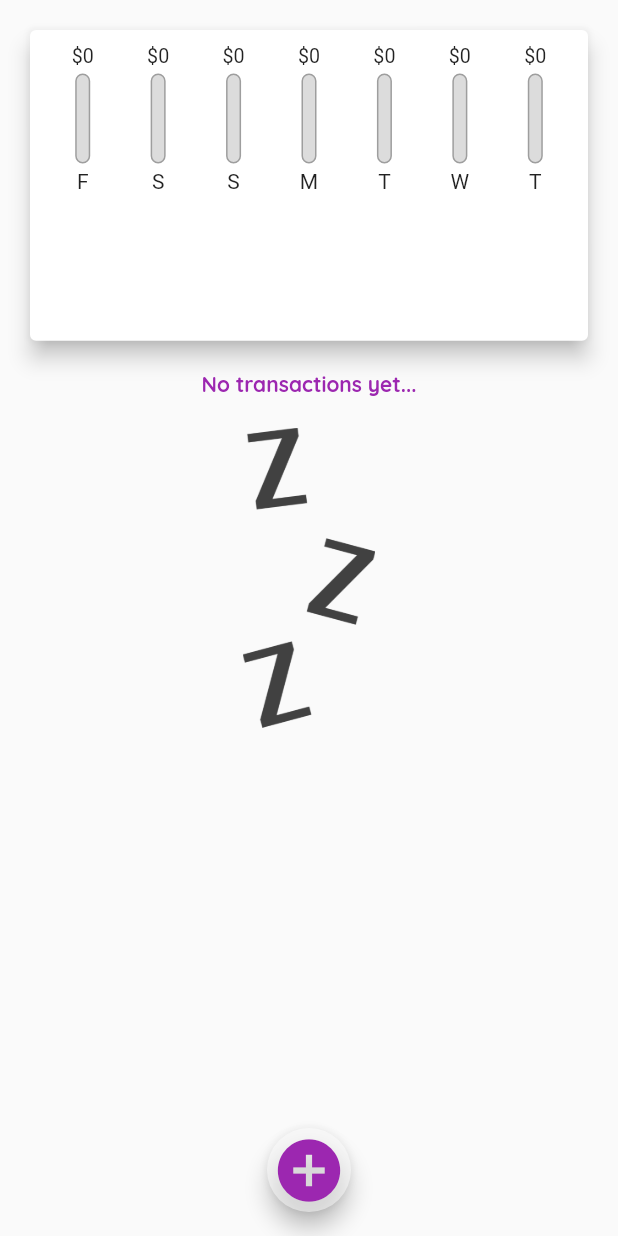
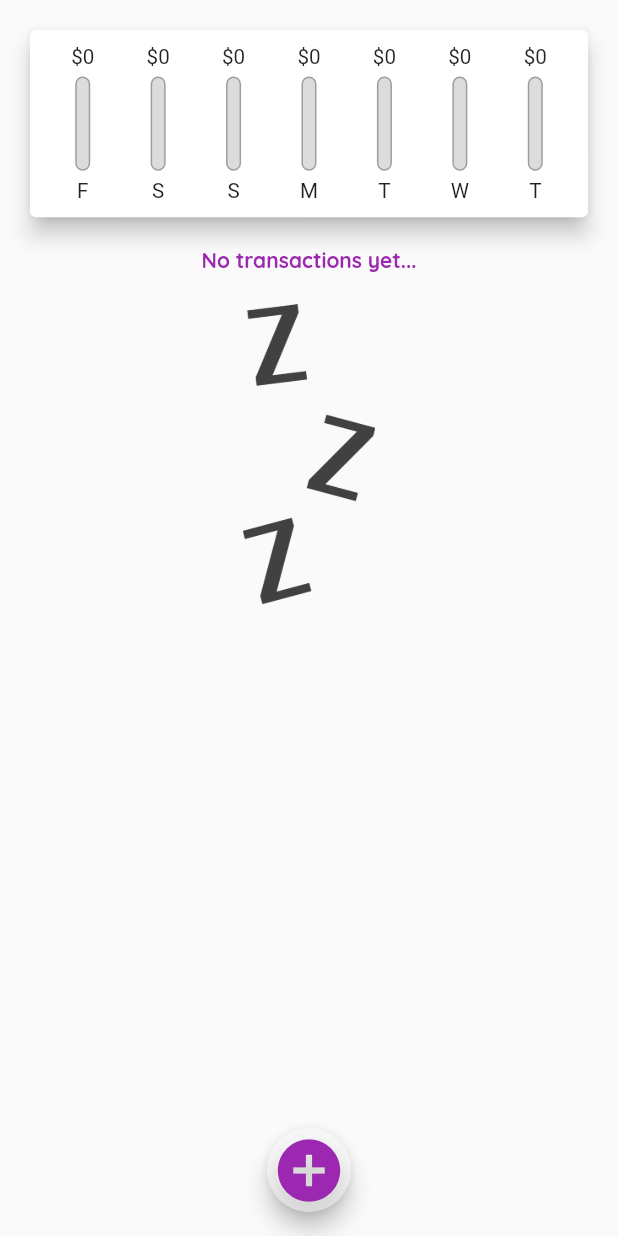
Before and after one commit to kopiHyper/expenses_tracker, a Flutter app: the screen it shows after launch, on a phone screen of 412 x 824 dp. Run offline on Flutter 3.47's test engine with Material 2 defaults, Android fonts, the phone set to English and light mode, and no system bars.

Commit message:
Added Responsiveness

```diff
--- a/lib/widgets/chart.dart
+++ b/lib/widgets/chart.dart
@@ -37,7 +37,7 @@ class Chart extends StatelessWidget {
   @override
   Widget build(BuildContext context) {
     return Container(
-      height: MediaQuery.of(context).size.height * 0.3,
+      height: MediaQuery.of(context).size.height * 0.2,
       child: Card(
         elevation: 6,
         margin: EdgeInsets.all(20),
--- a/lib/widgets/chart_bar.dart
+++ b/lib/widgets/chart_bar.dart
@@ -9,19 +9,21 @@ class ChartBar extends StatelessWidget {
 
   @override
   Widget build(BuildContext context) {
+    return LayoutBuilder(
+      builder: (ctx, constraints) {
         return Column(
           children: [
             Container(
-          height: 15,
+              height: constraints.maxHeight * 0.15,
               child: FittedBox(
                 child: Text('\$${spendingAmount.toStringAsFixed(0)}'),
               ),
             ),
             SizedBox(
-          height: 4,
+              height: constraints.maxHeight * 0.05,
             ),
             Container(
-          height: 60,
+              height: constraints.maxHeight * 0.6,
               width: 10,
               child: Stack(
                 children: [
@@ -48,10 +50,17 @@ class ChartBar extends StatelessWidget {
               ),
             ),
             SizedBox(
-          height: 4,
+              height: constraints.maxHeight * 0.05,
             ),
-        Text(label),
+            Container(
+              height: constraints.maxHeight * 0.15,
+              child: FittedBox(
+                child: Text(label),
+              ),
+            ),
           ],
+        );
+      },
     );
   }
 }
```
Lines whose indentation alone changed are shown as unchanged.
